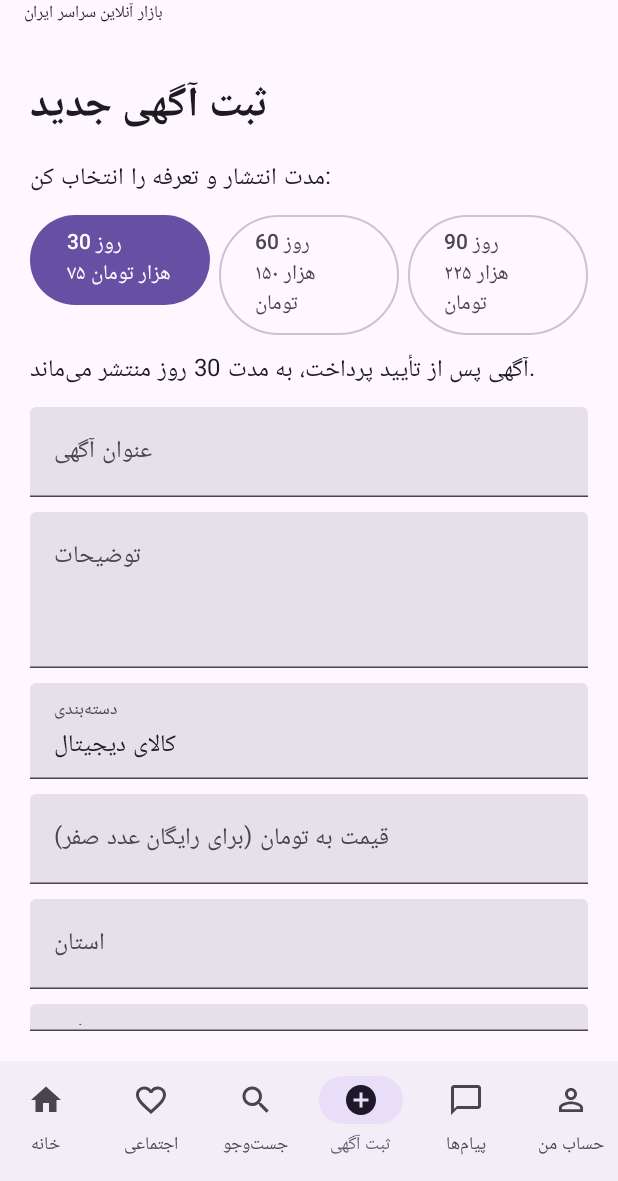
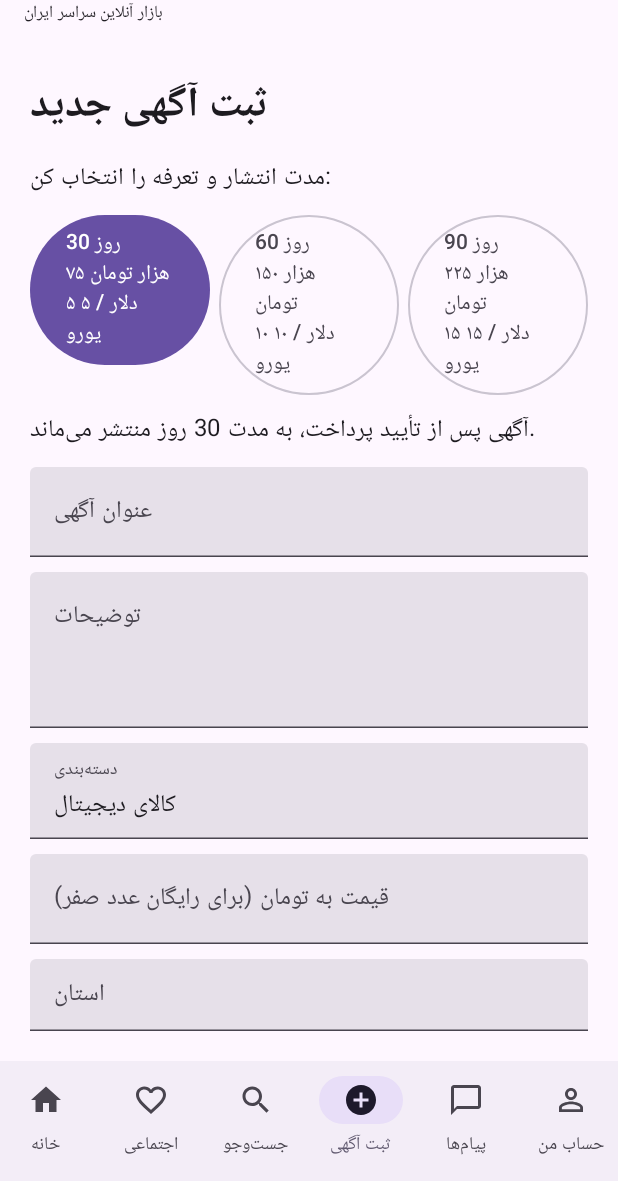
Before and after one commit to ajami6657-max/BAZINOX, an Android app built with Jetpack Compose: the screen it shows after launch (MainActivity), item 4 of the bottom bar chosen, on a phone screen of 412 x 824 dp, the part 55-1236 px from its top. Run offline under Robolectric (Android 15) with nearby library versions, the phone set to English and light mode, and no system bars.

Commit message:
Show fixed USD and EUR listing plan prices

```diff
--- a/app/src/main/java/com/bazinox/app/MainActivity.kt
+++ b/app/src/main/java/com/bazinox/app/MainActivity.kt
@@ -225,9 +225,10 @@ private fun HomeScreen(modifier: Modifier = Modifier) {
         ) {
             Column(Modifier.padding(14.dp), verticalArrangement = Arrangement.spacedBy(6.dp)) {
                 Text("تعرفه‌های بازارینو", fontWeight = FontWeight.Bold)
-                Text("پلن ۱: ۳۰ روزه — ۷۵٬۰۰۰ تومان")
-                Text("پلن ۲: ۶۰ روزه — ۱۵۰٬۰۰۰ تومان")
-                Text("پلن ۳: ۹۰ روزه — ۲۲۵٬۰۰۰ تومان")
+                Text("پلن ۱: ۳۰ روزه — ۷۵٬۰۰۰ تومان | ۵ دلار | ۵ یورو")
+                Text("پلن ۲: ۶۰ روزه — ۱۵۰٬۰۰۰ تومان | ۱۰ دلار | ۱۰ یورو")
+                Text("پلن ۳: ۹۰ روزه — ۲۲۵٬۰۰۰ تومان | ۱۵ دلار | ۱۵ یورو")
+                Text("تعرفه‌های دلاری و یورویی ثابت هستند؛ پرداخت ارزی هنوز به درگاه بین‌المللی متصل نشده است.", style = MaterialTheme.typography.bodySmall)
                 Text("کارمزد معامله آنلاین: ${RevenuePolicy.COMMISSION_BASIS_POINTS / 100}٪ از مبلغ معامله موفق")
                 Text("مثال: از معامله ۱۰٬۰۰۰٬۰۰۰ تومانی، سهم بازارینو ${RevenuePolicy.commissionRial(100_000_000L) / 10} تومان است.")
             }
@@ -277,11 +278,15 @@ private fun PaidListingScreen(modifier: Modifier = Modifier) {
         Text("مدت انتشار و تعرفه را انتخاب کن:")
         Row(Modifier.fillMaxWidth(), horizontalArrangement = Arrangement.spacedBy(6.dp)) {
             listOf(30, 60, 90).forEach { days ->
-                val fee = when (days) { 30 -> "۷۵ هزار"; 60 -> "۱۵۰ هزار"; else -> "۲۲۵ هزار" }
+                val fee = when (days) {
+                    30 -> "۷۵ هزار تومان\n۵ دلار / ۵ یورو"
+                    60 -> "۱۵۰ هزار تومان\n۱۰ دلار / ۱۰ یورو"
+                    else -> "۲۲۵ هزار تومان\n۱۵ دلار / ۱۵ یورو"
+                }
                 if (planDays == days) {
-                    Button(onClick = { planDays = days }, modifier = Modifier.weight(1f)) { Text("$days روز\n$fee تومان") }
+                    Button(onClick = { planDays = days }, modifier = Modifier.weight(1f)) { Text("$days روز\n$fee") }
                 } else {
-                    OutlinedButton(onClick = { planDays = days }, modifier = Modifier.weight(1f)) { Text("$days روز\n$fee تومان") }
+                    OutlinedButton(onClick = { planDays = days }, modifier = Modifier.weight(1f)) { Text("$days روز\n$fee") }
                 }
             }
         }
```
